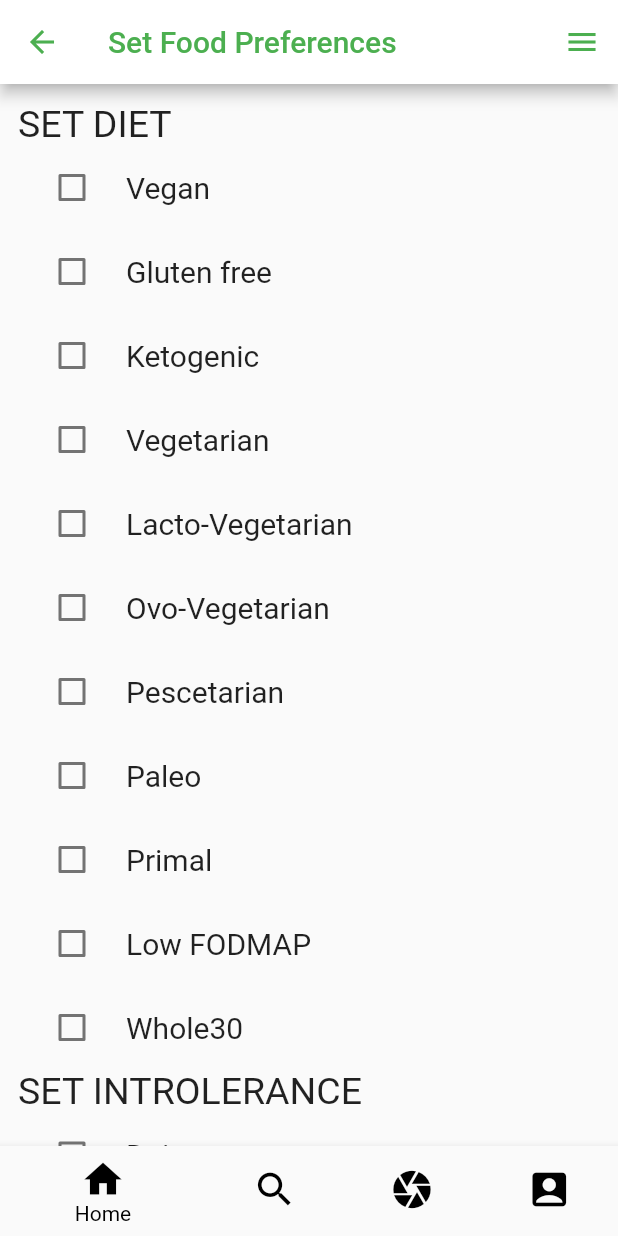
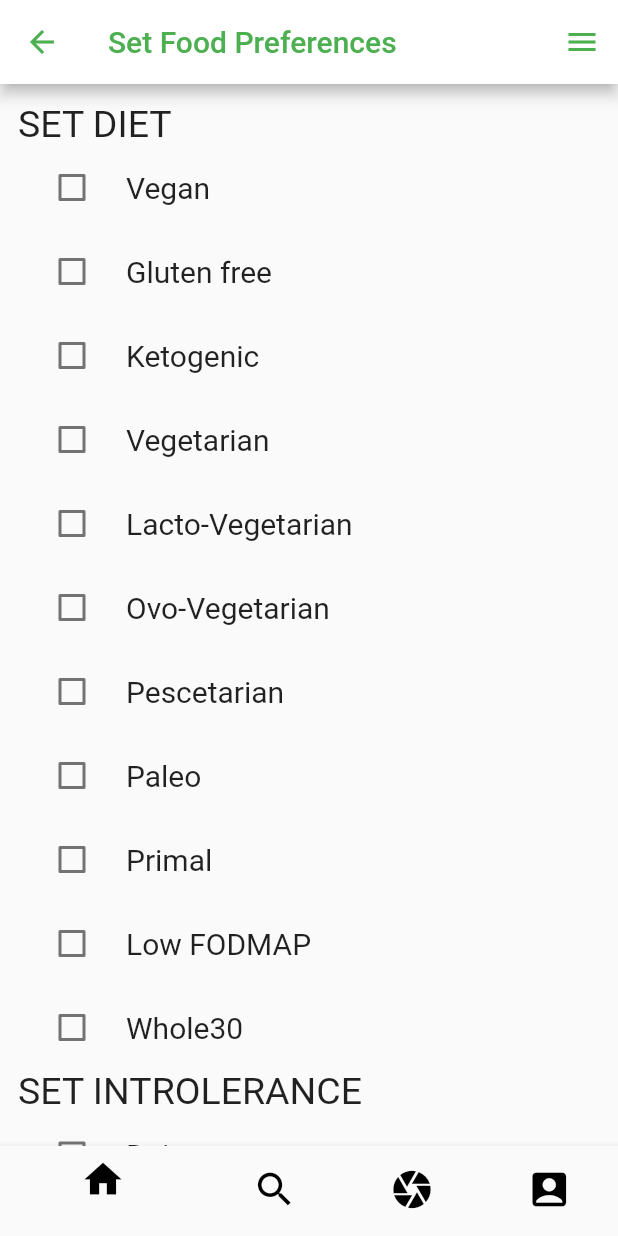
Before and after one commit to Capstone-Projects-2022-Spring/project-gorecipe, a Flutter app: the BottomNav screen opened directly, after a tap on the "menu" icon, after a tap on "Set Food Preference", on a phone screen of 412 x 824 dp. Run offline on Flutter 3.47's test engine with Material 2 defaults, Android fonts, the phone set to English and light mode, and no system bars; our stand-ins replace camera, material_floating_search_bar, shared_preferences, syncfusion_flutter_calendar; accounts and stored records are empty.

```diff
--- a/GoRECIPE/gorecipe/lib/Screens/bottom_nav_bar.dart
+++ b/GoRECIPE/gorecipe/lib/Screens/bottom_nav_bar.dart
@@ -78,15 +78,13 @@ class _MyStatefulWidgetState extends State<BottomNav> {
       bottomNavigationBar: BottomNavigationBar(
         currentIndex: _currentIndex,
         items: const [
+          BottomNavigationBarItem(icon: Icon(Icons.home, size: 30), label: ''),
           BottomNavigationBarItem(
-              icon: Icon(Icons.home, size: 30), label: 'Home'),
+              icon: Icon(Icons.search, size: 30), label: ''),
           BottomNavigationBarItem(
-              icon: Icon(Icons.search, size: 30), label: 'Explore'),
+              icon: Icon(Icons.camera, size: 30), label: ''),
           BottomNavigationBarItem(
-              icon: Icon(Icons.camera, size: 30), label: 'Scan'),
-          BottomNavigationBarItem(
-              icon: Icon(Icons.account_box_rounded, size: 30),
-              label: 'Profile'),
+              icon: Icon(Icons.account_box_rounded, size: 30), label: ''),
         ],
         selectedItemColor: Colors.black,
         elevation: 5.0,
--- a/GoRECIPE/gorecipe/lib/Screens/home_screen.dart
+++ b/GoRECIPE/gorecipe/lib/Screens/home_screen.dart
@@ -240,15 +240,13 @@ class _MyStatefulWidgetState extends State<HomeScreen> {
       bottomNavigationBar: BottomNavigationBar(
         currentIndex: _currentIndex,
         items: const [
+          BottomNavigationBarItem(icon: Icon(Icons.home, size: 30), label: ''),
           BottomNavigationBarItem(
-              icon: Icon(Icons.home, size: 30), label: 'Home'),
+              icon: Icon(Icons.search, size: 30), label: ''),
           BottomNavigationBarItem(
-              icon: Icon(Icons.search, size: 30), label: 'Explore'),
+              icon: Icon(Icons.camera, size: 30), label: ''),
           BottomNavigationBarItem(
-              icon: Icon(Icons.camera, size: 30), label: 'Scan'),
-          BottomNavigationBarItem(
-              icon: Icon(Icons.account_box_rounded, size: 30),
-              label: 'Profile'),
+              icon: Icon(Icons.account_box_rounded, size: 30), label: ''),
         ],
         selectedItemColor: Colors.black,
         elevation: 5.0,
--- a/GoRECIPE/gorecipe/lib/Screens/preferences.dart
+++ b/GoRECIPE/gorecipe/lib/Screens/preferences.dart
@@ -235,15 +235,13 @@ class _MyStatefulWidgetState extends State<Preferences> {
       bottomNavigationBar: BottomNavigationBar(
         currentIndex: _currentIndex,
         items: const [
+          BottomNavigationBarItem(icon: Icon(Icons.home, size: 30), label: ''),
           BottomNavigationBarItem(
-              icon: Icon(Icons.home, size: 30), label: 'Home'),
+              icon: Icon(Icons.search, size: 30), label: ''),
           BottomNavigationBarItem(
-              icon: Icon(Icons.search, size: 30), label: 'Explore'),
+              icon: Icon(Icons.camera, size: 30), label: ''),
           BottomNavigationBarItem(
-              icon: Icon(Icons.camera, size: 30), label: 'Scan'),
-          BottomNavigationBarItem(
-              icon: Icon(Icons.account_box_rounded, size: 30),
-              label: 'Profile'),
+              icon: Icon(Icons.account_box_rounded, size: 30), label: ''),
         ],
         selectedItemColor: Colors.black,
         elevation: 5.0,
```
Also changed, not shown: GoRECIPE/gorecipe/lib/Screens/calendar_page.dart (+4 -6 lines), GoRECIPE/gorecipe/lib/Screens/explore.dart (+4 -6 lines), GoRECIPE/gorecipe/lib/Screens/profile.dart (+4 -7 lines), GoRECIPE/gorecipe/lib/Screens/scan_home_page.dart (+4 -5 lines), GoRECIPE/gorecipe/lib/Screens/scanlookup_ingredient.dart (+4 -6 lines), GoRECIPE/gorecipe/lib/Screens/yes_or_no_calendar.dart (+4 -6 lines).
